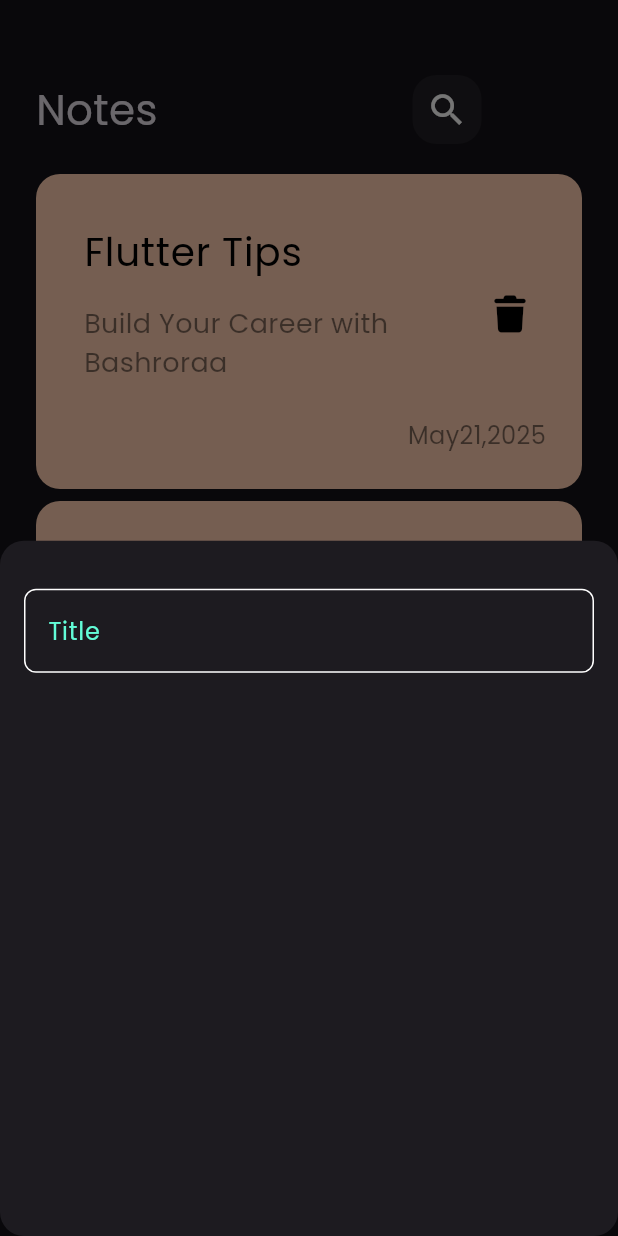
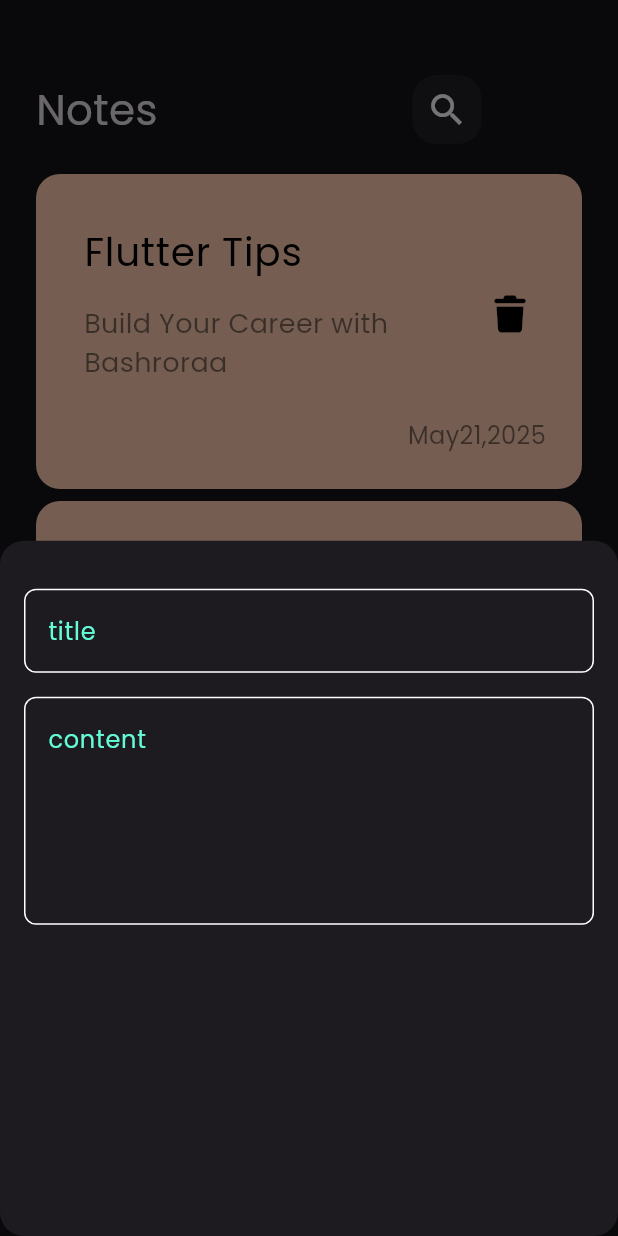
Before and after one commit to Bu4ra-3mer/notes_app, a Flutter app: the screen it shows after launch, after a tap on the "add" icon, on a phone screen of 412 x 824 dp. Run offline on Flutter 3.47's test engine with Material 3 defaults, Android fonts, the phone set to English and light mode, and no system bars; our stand-ins replace font_awesome_flutter.

Commit message:
add fields to note bottom sheet

```diff
--- a/lib/widgets/add_note_bottom_sheet.dart
+++ b/lib/widgets/add_note_bottom_sheet.dart
@@ -8,7 +8,14 @@ class AddNoteBottomSheet extends StatelessWidget {
   Widget build(BuildContext context) {
     return Padding(
       padding: const EdgeInsets.symmetric(horizontal: 16),
-      child: Column(children: [SizedBox(height: 32), CustomTextField()]),
+      child: Column(
+        children: [
+          SizedBox(height: 32),
+          CustomTextField(hintText: 'title'),
+          SizedBox(height: 16),
+          CustomTextField(hintText: 'content', maxLines: 5),
+        ],
+      ),
     );
   }
 }
--- a/lib/widgets/custom_text_field.dart
+++ b/lib/widgets/custom_text_field.dart
@@ -2,14 +2,21 @@ import 'package:flutter/material.dart';
 import 'package:notes_app/constants.dart';
 
 class CustomTextField extends StatelessWidget {
-  const CustomTextField({super.key});
-
+  const CustomTextField({
+    super.key,
+    required this.hintText,
+     this.maxLines=1,
+  });
+  final String hintText;
+  final int maxLines;
   @override
   Widget build(BuildContext context) {
     return TextField(
       cursorColor: kPrimaryColor,
+      maxLines: maxLines,
       decoration: InputDecoration(
-        hintText: 'Title',
+
+        hintText:hintText,
         hintStyle: TextStyle(color: kPrimaryColor),
         border: builBorder(),
         enabledBorder: builBorder(),
```
